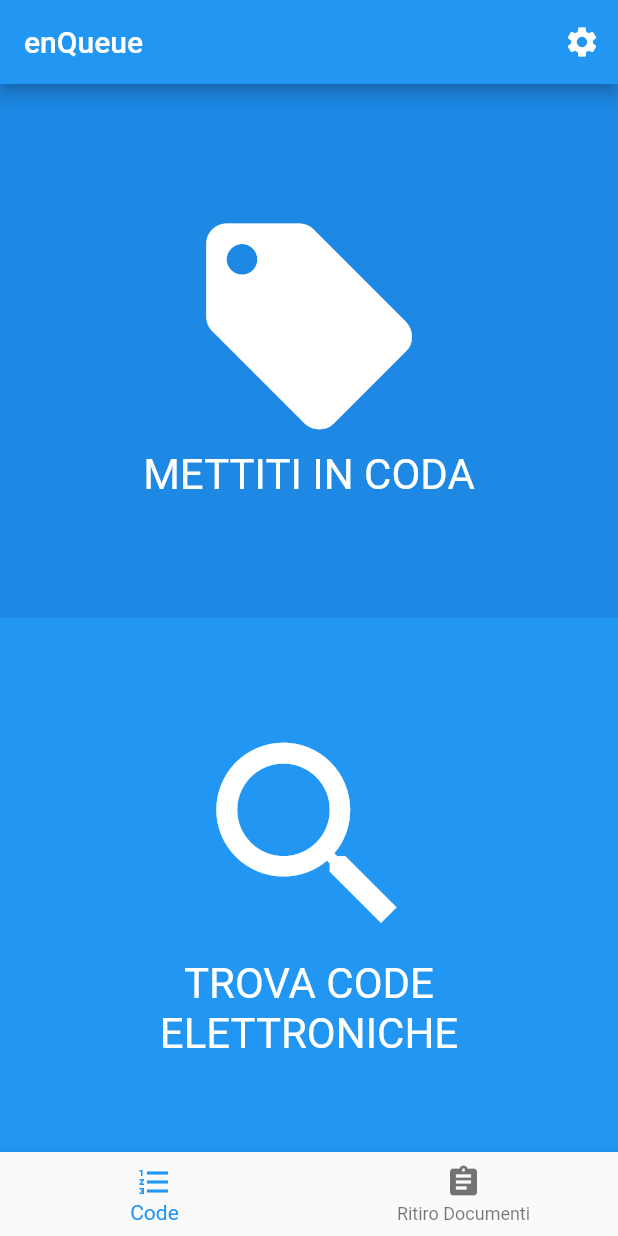
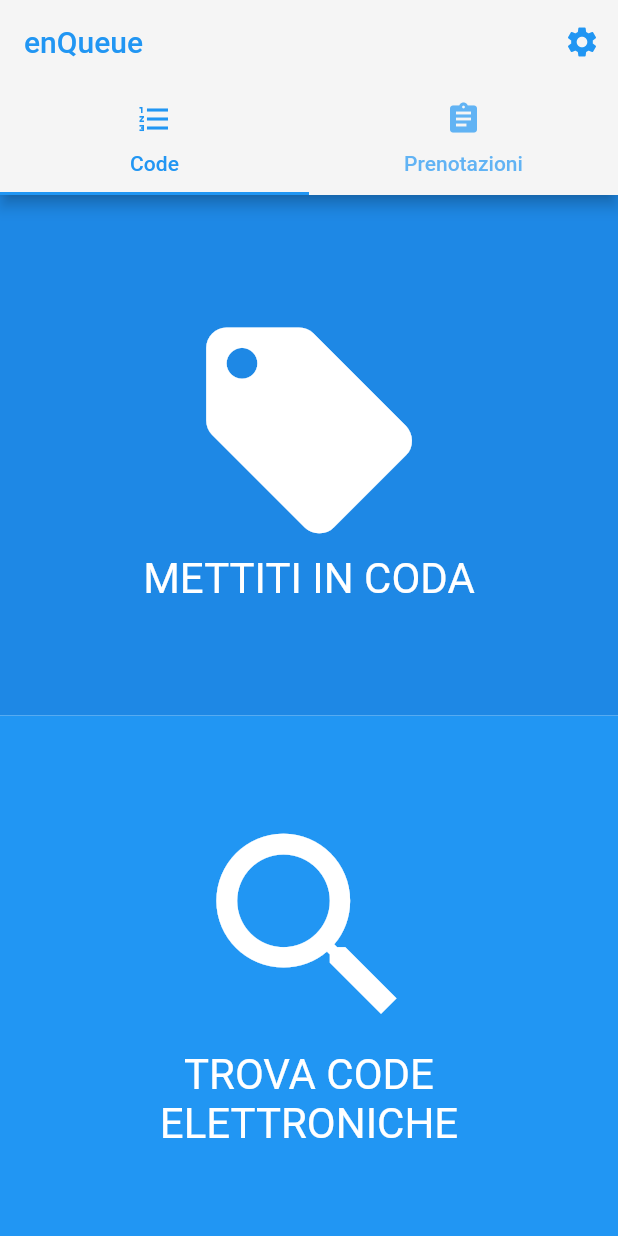
Before and after one commit to Firelamp-studio/enQueue, a Flutter app: the screen it shows after launch, on a phone screen of 412 x 824 dp. Run offline on Flutter 3.47's test engine with Material 2 defaults, Android fonts, the phone set to English and light mode, and no system bars.

Commit message:
Base app design

```diff
--- a/lib/main.dart
+++ b/lib/main.dart
@@ -1,4 +1,4 @@
-import 'package:enqueue/screens/EnqueueHomePage.dart';
+import 'package:enqueue/screens/EnqueueHome.dart';
 import 'package:flutter/material.dart';
 import 'package:flutter/services.dart';
 
@@ -27,7 +27,7 @@ class EnqueueApp extends StatelessWidget {
         ),
         initialRoute: '/',
         routes: <String, WidgetBuilder>{
-          '/': (context) => EnqueueHomePage(),
+          '/': (context) => EnqueueHome(),
         });
   }
 }
--- /dev/null
+++ b/lib/pages/DocumentsPage.dart
@@ -0,0 +1,28 @@
+import 'package:enqueue/widgets/ScreenIconButton.dart';
+import 'package:flutter/material.dart';
+
+class SchedulePage extends StatelessWidget {
+  @override
+  Widget build(BuildContext context) {
+    return Column(
+      children: [
+        Expanded(
+          child: ScreenIconButton(
+            onTap: () {},
+            icon: Icons.border_color,
+            text: "PRENOTA RICETTA",
+            backgroundColor: Colors.blue[600],
+          ),
+        ),
+        Expanded(
+          child: ScreenIconButton(
+            onTap: () {},
+            icon: Icons.calendar_today,
+            text: "PRENOTA VISITA",
+          ),
+        )
+      ],
+    );
+  }
+
+}
--- /dev/null
+++ b/lib/pages/QueuesPage.dart
@@ -0,0 +1,28 @@
+import 'package:enqueue/widgets/ScreenIconButton.dart';
+import 'package:flutter/material.dart';
+
+class QueuesPage extends StatelessWidget {
+  @override
+  Widget build(BuildContext context) {
+    return Column(
+      children: [
+        Expanded(
+          child: ScreenIconButton(
+            onTap: () {},
+            icon: Icons.local_offer,
+            text: "METTITI IN CODA",
+            backgroundColor: Colors.blue[600],
+          ),
+        ),
+        Expanded(
+          child: ScreenIconButton(
+            onTap: () {},
+            icon: Icons.search,
+            text: "TROVA CODE ELETTRONICHE",
+          ),
+        )
+      ],
+    );
+  }
+
+}
--- /dev/null
+++ b/lib/screens/EnqueueHome.dart
@@ -0,0 +1,66 @@
+import 'package:enqueue/pages/DocumentsPage.dart';
+import 'package:enqueue/pages/QueuesPage.dart';
+import 'package:flutter/material.dart';
+
+class EnqueueHome extends StatefulWidget {
+  EnqueueHome({Key key}) : super(key: key);
+
+  final List<Widget> pages = [
+    QueuesPage(),
+    SchedulePage(),
+  ];
+
+  @override
+  _EnqueueHomeState createState() => _EnqueueHomeState();
+}
+
+class _EnqueueHomeState extends State<EnqueueHome>
+    with TickerProviderStateMixin {
+  //int _selectedPage = 0;
+  TabController _controller;
+
+  @override
+  void initState() {
+    super.initState();
+
+    _controller = TabController(length: 2, vsync: this);
+  }
+
+  @override
+  Widget build(BuildContext context) {
+    return Scaffold(
+      appBar: AppBar(
+        backgroundColor: Colors.grey[100],
+        bottom: TabBar(
+          labelColor: Colors.blue,
+          controller: _controller,
+          tabs: [
+            Tab(icon: Icon(Icons.format_list_numbered), text: "Code"),
+            Tab(icon: Icon(Icons.assignment), text: "Prenotazioni")
+          ],
+        ),
+        actions: [
+          IconButton(
+            icon: Icon(Icons.settings),
+            onPressed: () {},
+          )
+        ],
+        title: Text(
+          "enQueue",
+          style: TextStyle(color: Colors.blue),
+        ),
+        iconTheme: IconThemeData(color: Colors.blue),
+      ),
+      body: SafeArea(
+        child: TabBarView(controller: _controller, children: widget.pages),
+      ),
+    );
+  }
+
+  @override
+  void dispose() {
+    super.dispose();
+
+    _controller.dispose();
+  }
+}
--- a/lib/screens/EnqueueHomePage.dart
+++ /dev/null
@@ -1,48 +0,0 @@
-import 'package:enqueue/widgets/ScreenIconButton.dart';
-import 'package:flutter/material.dart';
-
-class EnqueueHomePage extends StatelessWidget {
-  @override
-  Widget build(BuildContext context) {
-    return Scaffold(
-      appBar: AppBar(
-        actions: [
-          IconButton(
-            icon: Icon(Icons.settings),
-            onPressed: () {},
-          )
-        ],
-        title: Text("enQueue"),
-      ),
-      body: SafeArea(
-        child: Column(
-          children: [
-            Expanded(
-              child: ScreenIconButton(
-                onTap: () {},
-                icon: Icons.local_offer,
-                text: "METTITI IN CODA",
-                backgroundColor: Colors.blue[600],
-              ),
-            ),
-            Expanded(
-              child: ScreenIconButton(
-                onTap: () {},
-                icon: Icons.search,
-                text: "TROVA CODE ELETTRONICHE",
-              ),
-            )
-          ],
-        ),
-      ),
-      bottomNavigationBar: BottomNavigationBar(
-        items: <BottomNavigationBarItem>[
-          BottomNavigationBarItem(
-              icon: Icon(Icons.format_list_numbered), title: Text("Code")),
-          BottomNavigationBarItem(
-              icon: Icon(Icons.assignment), title: Text("Ritiro Documenti"))
-        ],
-      ),
-    );
-  }
-}
```
